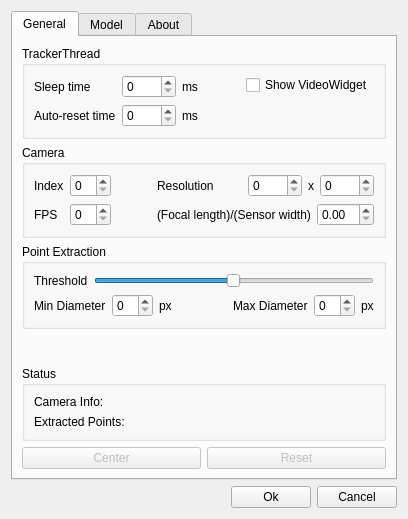
The window that FTNoIR_Tracker_PT/FTNoIR_PT_Controls.ui (opentrack/opentrack) describes before a commit, drawn with Qt 5.
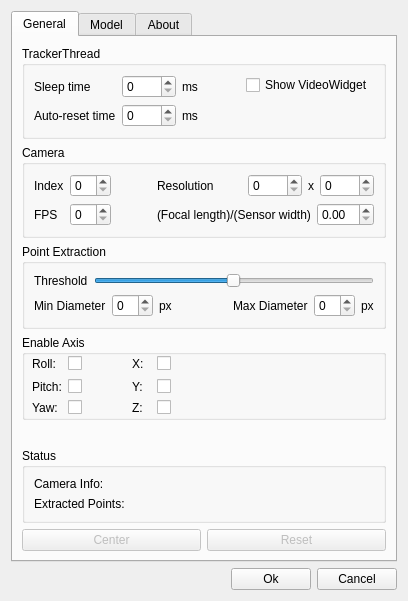
The same window after the commit. Icons and pictures are not drawn.

Commit message: Added 'enable axis' parameters to the Trackers. Added 'none' to filter-listbox.

The edit to the form file:
```diff
--- a/FTNoIR_Tracker_PT/FTNoIR_PT_Controls.ui
+++ b/FTNoIR_Tracker_PT/FTNoIR_PT_Controls.ui
@@ -9,8 +9,8 @@
    <rect>
     <x>0</x>
     <y>0</y>
-    <width>401</width>
-    <height>497</height>
+    <width>393</width>
+    <height>585</height>
    </rect>
   </property>
   <property name="sizePolicy">
@@ -432,6 +432,188 @@
          </layout>
         </widget>
        </item>
+       <item>
+        <widget class="QGroupBox" name="groupBox_3">
+         <property name="minimumSize">
+          <size>
+           <width>0</width>
+           <height>85</height>
+          </size>
+         </property>
+         <property name="title">
+          <string>Enable Axis</string>
+         </property>
+         <widget class="QWidget" name="layoutWidget">
+          <property name="geometry">
+           <rect>
+            <x>10</x>
+            <y>20</y>
+            <width>143</width>
+            <height>60</height>
+           </rect>
+          </property>
+          <layout class="QGridLayout" name="gridLayout_2">
+           <item row="0" column="0">
+            <widget class="QLabel" name="label_6">
+             <property name="text">
+              <string>Roll:</string>
+             </property>
+            </widget>
+           </item>
+           <item row="1" column="0">
+            <widget class="QLabel" name="label_9">
+             <property name="text">
+              <string>Pitch:</string>
+             </property>
+            </widget>
+           </item>
+           <item row="2" column="0">
+            <widget class="QLabel" name="label_11">
+             <property name="text">
+              <string>Yaw:</string>
+             </property>
+            </widget>
+           </item>
+           <item row="0" column="1">
+            <widget class="QCheckBox" name="chkEnableRoll">
+             <property name="maximumSize">
+              <size>
+               <width>20</width>
+               <height>16777215</height>
+              </size>
+             </property>
+             <property name="layoutDirection">
+              <enum>Qt::LeftToRight</enum>
+             </property>
+             <property name="styleSheet">
+              <string notr="true"/>
+             </property>
+             <property name="text">
+              <string/>
+             </property>
+            </widget>
+           </item>
+           <item row="1" column="1">
+            <widget class="QCheckBox" name="chkEnablePitch">
+             <property name="maximumSize">
+              <size>
+               <width>20</width>
+               <height>16777215</height>
+              </size>
+             </property>
+             <property name="layoutDirection">
+              <enum>Qt::LeftToRight</enum>
+             </property>
+             <property name="text">
+              <string/>
+             </property>
+            </widget>
+           </item>
+           <item row="2" column="1">
+            <widget class="QCheckBox" name="chkEnableYaw">
+             <property name="maximumSize">
+              <size>
+               <width>20</width>
+               <height>16777215</height>
+              </size>
+             </property>
+             <property name="layoutDirection">
+              <enum>Qt::LeftToRight</enum>
+             </property>
+             <property name="text">
+              <string/>
+             </property>
+            </widget>
+           </item>
+           <item row="0" column="3">
+            <widget class="QLabel" name="label_14">
+             <property name="text">
+              <string>X:</string>
+             </property>
+            </widget>
+           </item>
+           <item row="0" column="4">
+            <widget class="QCheckBox" name="chkEnableX">
+             <property name="maximumSize">
+              <size>
+               <width>20</width>
+               <height>16777215</height>
+              </size>
+             </property>
+             <property name="layoutDirection">
+              <enum>Qt::LeftToRight</enum>
+             </property>
+             <property name="text">
+              <string/>
+             </property>
+            </widget>
+           </item>
+           <item row="1" column="3">
+            <widget class="QLabel" name="label_15">
+             <property name="text">
+              <string>Y:</string>
+             </property>
+            </widget>
+           </item>
+           <item row="1" column="4">
+            <widget class="QCheckBox" name="chkEnableY">
+             <property name="maximumSize">
+              <size>
+               <width>20</width>
+               <height>16777215</height>
+              </size>
+             </property>
+             <property name="layoutDirection">
+              <enum>Qt::LeftToRight</enum>
+             </property>
+             <property name="text">
+              <string/>
+             </property>
+            </widget>
+           </item>
+           <item row="2" column="3">
+            <widget class="QLabel" name="label_16">
+             <property name="text">
+              <string>Z:</string>
+             </property>
+            </widget>
+           </item>
+           <item row="2" column="4">
+            <widget class="QCheckBox" name="chkEnableZ">
+             <property name="maximumSize">
+              <size>
+               <width>20</width>
+               <height>16777215</height>
+              </size>
+             </property>
+             <property name="layoutDirection">
+              <enum>Qt::LeftToRight</enum>
+             </property>
+             <property name="text">
+              <string/>
+             </property>
+            </widget>
+           </item>
+           <item row="0" column="2">
+            <spacer name="horizontalSpacer_3">
+             <property name="orientation">
+              <enum>Qt::Horizontal</enum>
+             </property>
+             <property name="sizeType">
+              <enum>QSizePolicy::Minimum</enum>
+             </property>
+             <property name="sizeHint" stdset="0">
+              <size>
+               <width>40</width>
+               <height>20</height>
+              </size>
+             </property>
+            </spacer>
+           </item>
+          </layout>
+         </widget>
+        </widget>
+       </item>
        <item>
         <spacer name="verticalSpacer">
          <property name="orientation">
```
The commit also changes 22 other files.
